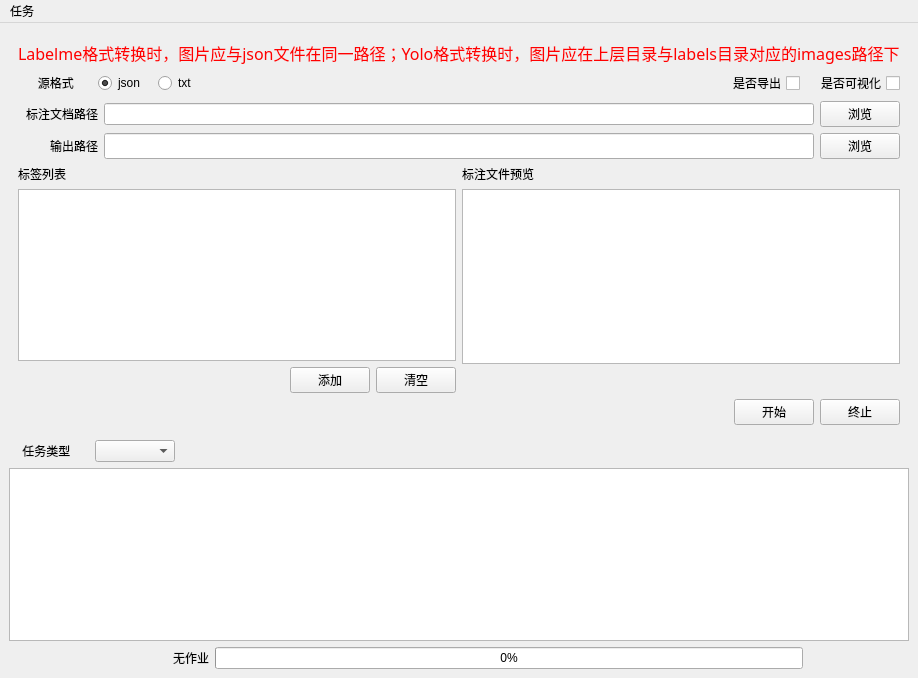
Above: ui/designer/MainWindow.ui from BrilliantBirch/SmartAnnotator before the change. Below: the same form after it.
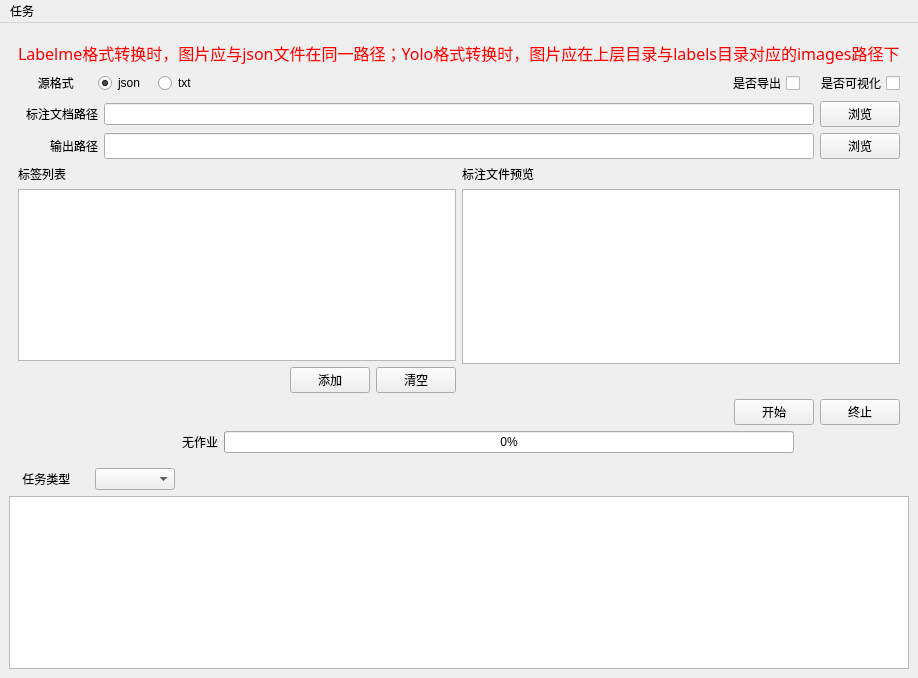
That is the form after the change.

Commit message: 更新主窗口UI，优化日志浏览器布局

```diff
--- a/ui/designer/MainWindow.ui
+++ b/ui/designer/MainWindow.ui
@@ -27,6 +27,16 @@
     </sizepolicy>
    </property>
    <layout class="QGridLayout" name="gridLayout_2">
+    <item row="2" column="0">
+     <widget class="QTextBrowser" name="logBrowser">
+      <property name="maximumSize">
+       <size>
+        <width>16777215</width>
+        <height>200</height>
+       </size>
+      </property>
+     </widget>
+    </item>
     <item row="0" column="0">
      <widget class="QStackedWidget" name="stackedWidget">
       <property name="sizePolicy">
@@ -586,6 +596,64 @@
           </item>
          </layout>
         </item>
+        <item row="1" column="0">
+         <layout class="QHBoxLayout" name="horizontalLayout">
+          <item>
+           <widget class="QLabel" name="convertStatusLabel">
+            <property name="sizePolicy">
+             <sizepolicy hsizetype="Expanding" vsizetype="Fixed">
+              <horstretch>0</horstretch>
+              <verstretch>0</verstretch>
+             </sizepolicy>
+            </property>
+            <property name="minimumSize">
+             <size>
+              <width>80</width>
+              <height>0</height>
+             </size>
+            </property>
+            <property name="maximumSize">
+             <size>
+              <width>200</width>
+              <height>16777215</height>
+             </size>
+            </property>
+            <property name="text">
+             <string>无作业</string>
+            </property>
+            <property name="alignment">
+             <set>Qt::AlignRight|Qt::AlignTrailing|Qt::AlignVCenter</set>
+            </property>
+           </widget>
+          </item>
+          <item>
+           <widget class="QProgressBar" name="convertProgressBar">
+            <property name="sizePolicy">
+             <sizepolicy hsizetype="Expanding" vsizetype="Fixed">
+              <horstretch>0</horstretch>
+              <verstretch>0</verstretch>
+             </sizepolicy>
+            </property>
+            <property name="value">
+             <number>0</number>
+            </property>
+           </widget>
+          </item>
+          <item>
+           <widget class="QLabel" name="label_10">
+            <property name="minimumSize">
+             <size>
+              <width>100</width>
+              <height>0</height>
+             </size>
+            </property>
+            <property name="text">
+             <string/>
+            </property>
+           </widget>
+          </item>
+         </layout>
+        </item>
        </layout>
       </widget>
       <widget class="QWidget" name="annotatePage">
@@ -656,74 +724,6 @@
       </item>
      </layout>
     </item>
-    <item row="2" column="0">
-     <widget class="QTextBrowser" name="logBrowser">
-      <property name="maximumSize">
-       <size>
-        <width>16777215</width>
-        <height>200</height>
-       </size>
-      </property>
-     </widget>
-    </item>
-    <item row="3" column="0">
-     <layout class="QHBoxLayout" name="horizontalLayout">
-      <item>
-       <widget class="QLabel" name="statusLabel">
-        <property name="sizePolicy">
-         <sizepolicy hsizetype="Expanding" vsizetype="Fixed">
-          <horstretch>0</horstretch>
-          <verstretch>0</verstretch>
-         </sizepolicy>
-        </property>
-        <property name="minimumSize">
-         <size>
-          <width>80</width>
-          <height>0</height>
-         </size>
-        </property>
-        <property name="maximumSize">
-         <size>
-          <width>200</width>
-          <height>16777215</height>
-         </size>
-        </property>
-        <property name="text">
-         <string>无作业</string>
-        </property>
-        <property name="alignment">
-         <set>Qt::AlignRight|Qt::AlignTrailing|Qt::AlignVCenter</set>
-        </property>
-       </widget>
-      </item>
-      <item>
-       <widget class="QProgressBar" name="progressBar">
-        <property name="sizePolicy">
-         <sizepolicy hsizetype="Expanding" vsizetype="Fixed">
-          <horstretch>0</horstretch>
-          <verstretch>0</verstretch>
-         </sizepolicy>
-        </property>
-        <property name="value">
-         <number>0</number>
-        </property>
-       </widget>
-      </item>
-      <item>
-       <widget class="QLabel" name="label_10">
-        <property name="minimumSize">
-         <size>
-          <width>100</width>
-          <height>0</height>
-         </size>
-        </property>
-        <property name="text">
-         <string/>
-        </property>
-       </widget>
-      </item>
-     </layout>
-    </item>
    </layout>
   </widget>
   <widget class="QMenuBar" name="menubar">
```
The commit also changes 3 other files.
